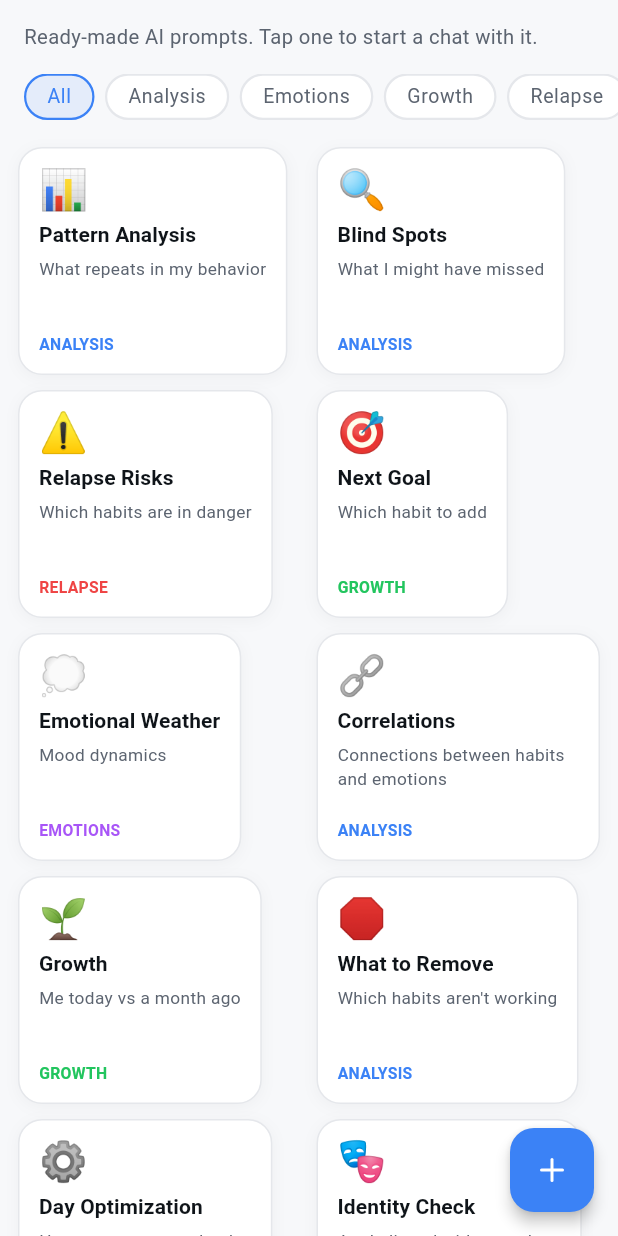
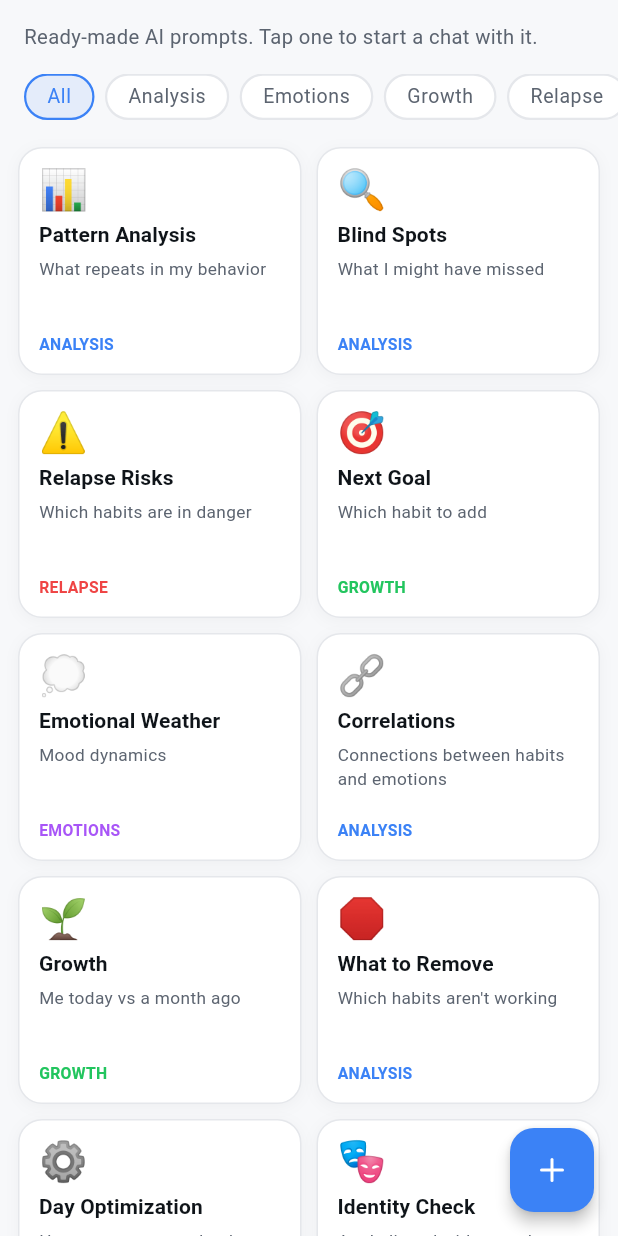
Before and after one commit to zFannur/habit_flow, a Flutter app: the PromptsGridScreen screen opened directly, on a phone screen of 412 x 824 dp. Run offline on Flutter 3.47's test engine with Material 3 defaults, Android fonts, the phone set to English and light mode, and no system bars; our stand-ins replace dio, fl_chart, flutter_dotenv, flutter_riverpod, flutter_secure_storage, fpdart and 5 more; missing offline and left inert: dart:js_interop; accounts and stored records are empty; statements that could not run were skipped.

Commit message:
style(ai): force prompt cards to have identical width and height using StackFit.expand

```diff
--- a/lib/features/ai/presentation/prompts_grid_screen.dart
+++ b/lib/features/ai/presentation/prompts_grid_screen.dart
@@ -480,6 +480,7 @@ class _PromptCardState extends ConsumerState<_PromptCard> {
     final catLabel = _labelForCat(l, cat);
 
     return Stack(
+      fit: StackFit.expand,
       children: [
         GestureDetector(
           onTapDown: (_) => setState(() => _pressed = true),
@@ -491,6 +492,8 @@ class _PromptCardState extends ConsumerState<_PromptCard> {
             duration: const Duration(milliseconds: 120),
             child: AnimatedContainer(
               duration: const Duration(milliseconds: 120),
+              width: double.infinity,
+              height: double.infinity,
               padding: const EdgeInsets.fromLTRB(13, 14, 13, 12),
               decoration: BoxDecoration(
                 color: c.card,
```
